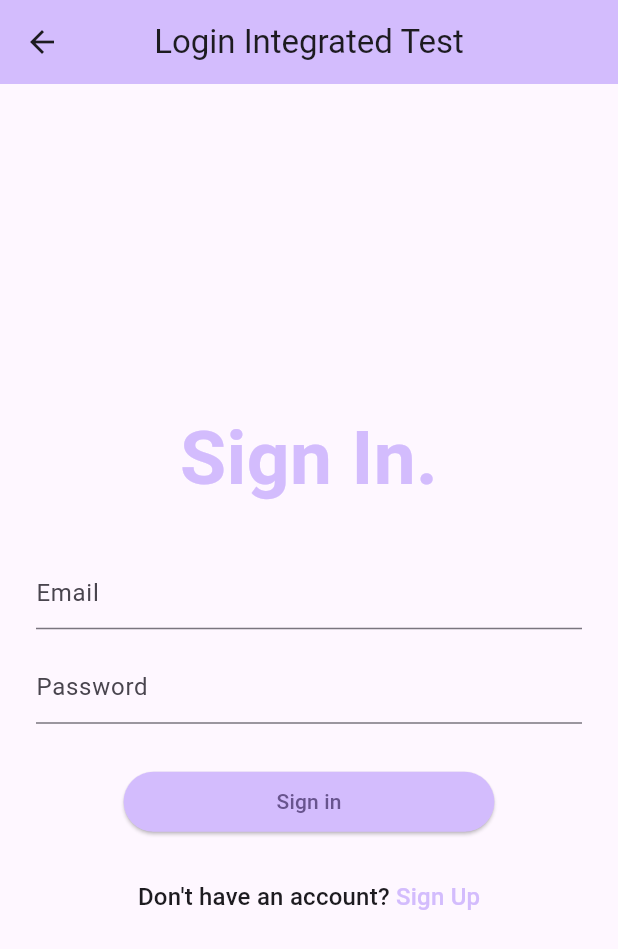
After one commit to tabrezcool6/flutter_testing, a Flutter app: the screen it shows after launch, after a tap on "Login Integrated Test", on a phone screen of 412 x 824 dp. The commit adds this screen. Shown: the top 949 px of the screen. Run offline on Flutter 3.47's test engine with Material 3 defaults, Android fonts, the phone set to English and light mode, and no system bars.

Commit message:
updated integrated test.

```diff
--- /dev/null
+++ b/lib/integratedTest/home_integrated_testing.dart
@@ -0,0 +1,111 @@
+import 'package:counter_widget_testing/common/custom_button.dart';
+import 'package:flutter/material.dart';
+
+class HomeLoginIntegratedTest extends StatelessWidget {
+  final emailController = TextEditingController();
+  final passwordController = TextEditingController();
+  final formKey = GlobalKey<FormState>();
+
+  HomeLoginIntegratedTest({super.key});
+  _loginOnPressed(context) {
+    if (formKey.currentState!.validate()) {
+      // Perform login action
+      final email = emailController.text;
+      final password = passwordController.text;
+
+      if (email == 'testmail' && password == 'testpassword') {
+        CustomAlertDialog.show(context, 'Login Successful!');
+      } else {
+        // Show error message
+        ScaffoldMessenger.of(
+          context,
+        ).showSnackBar(SnackBar(content: Text('Invalid credentials')));
+      }
+    }
+  }
+
+  @override
+  Widget build(BuildContext context) {
+    return Scaffold(
+      appBar: AppBar(
+        backgroundColor: Theme.of(context).colorScheme.inversePrimary,
+        title: Text('Login Integrated Test'),
+        centerTitle: true,
+      ),
+      body: Padding(
+        padding: const EdgeInsets.all(24.0),
+        child: Form(
+          key: formKey,
+          child: Column(
+            mainAxisAlignment: MainAxisAlignment.center,
+            children: [
+              Text(
+                'Sign In.',
+                style: TextStyle(
+                  fontSize: 50,
+                  fontWeight: FontWeight.bold,
+                  color: Theme.of(context).colorScheme.inversePrimary,
+                ),
+              ),
+              const SizedBox(height: 30),
+              AuthField(hintText: 'Email', controller: emailController),
+              const SizedBox(height: 15),
+              AuthField(hintText: 'Password', controller: passwordController),
+              const SizedBox(height: 20),
+              CustomButton(
+                title: 'Sign in',
+                onTap: () => _loginOnPressed(context),
+              ),
+              const SizedBox(height: 20),
+              GestureDetector(
+                onTap: () {},
+                child: RichText(
+                  text: TextSpan(
+                    text: 'Don\'t have an account? ',
+                    style: Theme.of(context).textTheme.titleMedium,
+                    children: [
+                      TextSpan(
+                        text: 'Sign Up',
+                        style: TextStyle(
+                          color: Theme.of(context).colorScheme.inversePrimary,
+                        ),
+                      ),
+                    ],
+                  ),
+                ),
+              ),
+            ],
+          ),
+        ),
+      ),
+    );
+  }
+}
+
+/// User Input Text Field for Authentication
+class AuthField extends StatelessWidget {
+  final String hintText;
+  final TextEditingController controller;
+  // final bool isObscureText;
+  const AuthField({
+    super.key,
+    required this.hintText,
+    required this.controller,
+    // this.isObscureText = false,
+  });
+
+  @override
+  Widget build(BuildContext context) {
+    return TextFormField(
+      controller: controller,
+      decoration: InputDecoration(hintText: hintText),
+      // validator: (value) {
+      //   if (value!.isEmpty) {
+      //     return "$hintText is missing!";
+      //   }
+      //   return null;
+      // },
+      // obscureText: isObscureText,
+    );
+  }
+}
--- a/lib/main.dart
+++ b/lib/main.dart
@@ -1,5 +1,6 @@
 import 'package:counter_widget_testing/common/custom_button.dart';
 import 'package:counter_widget_testing/common/services/widgetTest/posts_repository_widget.dart';
+import 'package:counter_widget_testing/integratedTest/home_integrated_testing.dart';
 import 'package:counter_widget_testing/unitTest/home_counter_page.dart';
 import 'package:counter_widget_testing/unitTest/home_posts_page.dart';
 import 'package:counter_widget_testing/widgetTest/home_counter_page.dart';
@@ -108,6 +109,23 @@ class Home extends StatelessWidget {
                     ),
                   ),
             ),
+
+            ///
+            /// INTEGRATION Test UI
+            HorizontalDivider(),
+
+            /// find widget test for HomeLoginIntegratedTest Page in
+            /// "projectRoot/integration_test/home_login_test.dart"
+            CustomButton(
+              title: 'Login Integrated Test',
+              onTap:
+                  () => Navigator.push(
+                    context,
+                    MaterialPageRoute(
+                      builder: (context) => HomeLoginIntegratedTest(),
+                    ),
+                  ),
+            ),
           ],
         ),
       ),
--- a/pubspec.yaml
+++ b/pubspec.yaml
@@ -40,6 +40,8 @@ dev_dependencies:
   flutter_test:
     sdk: flutter
   mocktail: ^1.0.4
+  integration_test:
+    sdk: flutter
 
   # The "flutter_lints" package below contains a set of recommended lints to
   # encourage good coding practices. The lint set provided by the package is
```
Also changed, not shown: lib/common/custom_button.dart (+29 -0 lines), pubspec.lock, testScreenshots/unit/counter_fail_unit_test.PNG (renamed from testScreenshots/counter_fail_unit_test.PNG), testScreenshots/unit/counter_pass_unit_test.PNG (renamed from testScreenshots/counter_pass_unit_test.PNG), testScreenshots/unit/posts_fail_unit_test.PNG (renamed from testScreenshots/posts_fail_unit_test.PNG), testScreenshots/unit/posts_pass_unit_test.PNG (renamed from testScreenshots/posts_pass_unit_test.PNG), testScreenshots/widget/api_fail_widget_test.PNG (added), testScreenshots/widget/api_fail_widget_test1.PNG (added), testScreenshots/widget/api_pass_widget_test1.PNG (added), testScreenshots/widget/counter_fail_widget_test.PNG (added), testScreenshots/widget/counter_pass_widget_test.PNG (added), 2 other files.
